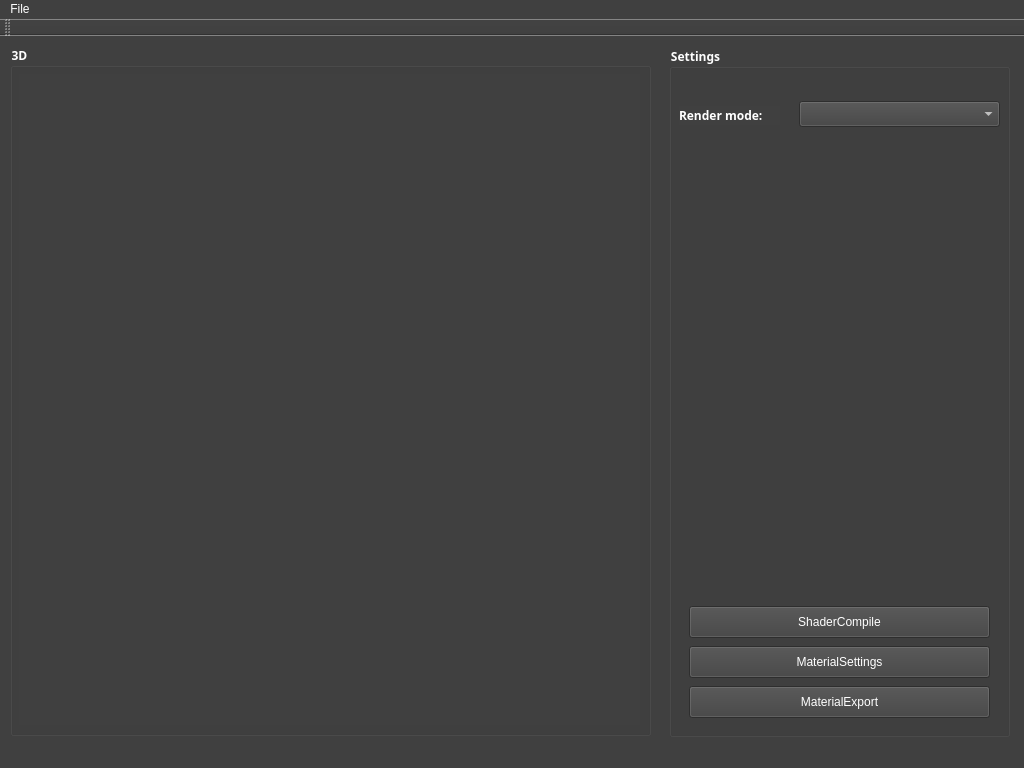
The window that indieEngineShader/CMainWindowGUI.ui (codeoneclick/ie3D) describes before a commit, drawn with Qt 5.
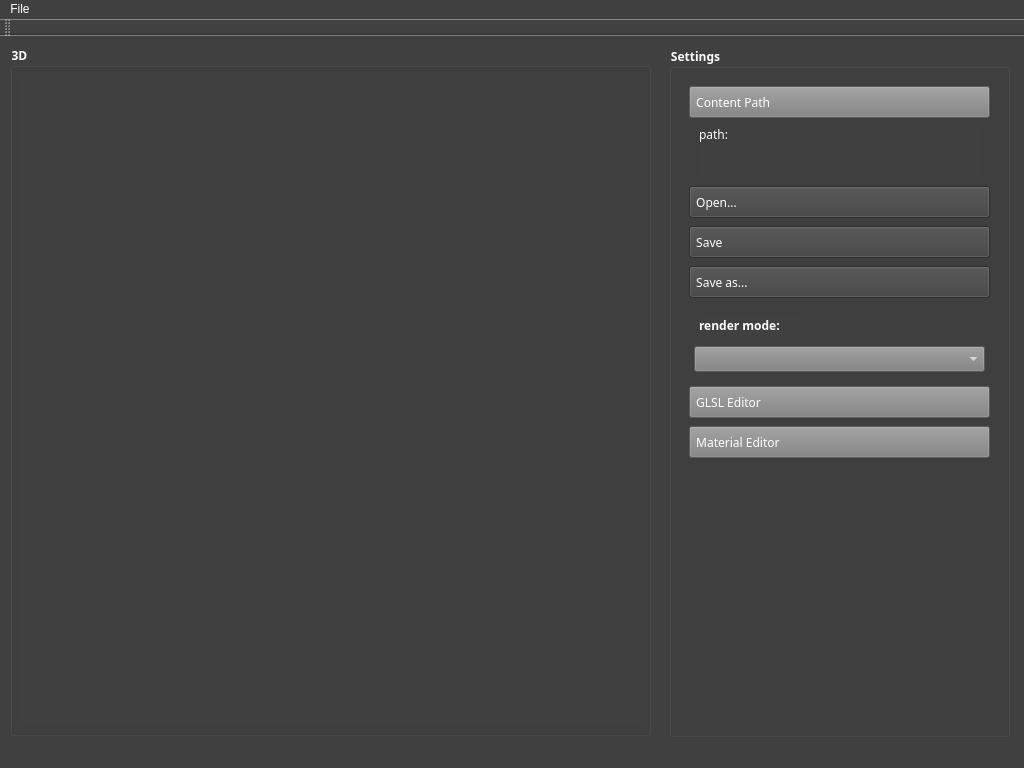
The same window after the commit.

Commit message: continue working on Shader Editor

What changed in the file:
```diff
--- a/indieEngineShader/CMainWindowGUI.ui
+++ b/indieEngineShader/CMainWindowGUI.ui
@@ -47,6 +47,9 @@
       <bold>true</bold>
      </font>
     </property>
+    <property name="styleSheet">
+     <string notr="true"/>
+    </property>
     <property name="title">
      <string>Settings</string>
     </property>
@@ -54,54 +57,55 @@
      <property name="geometry">
       <rect>
        <x>20</x>
-       <y>560</y>
+       <y>340</y>
        <width>301</width>
        <height>32</height>
       </rect>
      </property>
+     <property name="font">
+      <font>
+       <family>Menlo</family>
+      </font>
+     </property>
      <property name="autoFillBackground">
       <bool>false</bool>
      </property>
      <property name="styleSheet">
-      <string notr="true">selection-color: rgb(128, 128, 128);
-selection-background-color: rgb(128, 128, 128);</string>
+      <string notr="true">text-align:left;
+background-color: rgb(128, 128, 128);</string>
      </property>
      <property name="text">
-      <string>ShaderCompile</string>
+      <string>  GLSL Editor</string>
      </property>
     </widget>
     <widget class="QPushButton" name="pushButton_2">
      <property name="geometry">
       <rect>
        <x>20</x>
-       <y>600</y>
+       <y>380</y>
        <width>301</width>
        <height>32</height>
       </rect>
      </property>
-     <property name="text">
-      <string>MaterialSettings</string>
+     <property name="font">
+      <font>
+       <family>Menlo</family>
+      </font>
      </property>
-    </widget>
-    <widget class="QPushButton" name="pushButton_3">
-     <property name="geometry">
-      <rect>
-       <x>20</x>
-       <y>640</y>
-       <width>301</width>
-       <height>32</height>
-      </rect>
+     <property name="styleSheet">
+      <string notr="true">text-align:left;
+background-color: rgb(128, 128, 128);</string>
      </property>
      <property name="text">
-      <string>MaterialExport</string>
+      <string>  Material Editor</string>
      </property>
     </widget>
     <widget class="QComboBox" name="materials_list">
      <property name="geometry">
       <rect>
-       <x>130</x>
-       <y>55</y>
-       <width>201</width>
+       <x>25</x>
+       <y>300</y>
+       <width>291</width>
        <height>26</height>
       </rect>
      </property>
@@ -113,14 +117,14 @@
       </font>
      </property>
      <property name="styleSheet">
-      <string notr="true"/>
+      <string notr="true">background-color: rgb(127, 127, 127);s</string>
      </property>
     </widget>
     <widget class="QLabel" name="label">
      <property name="geometry">
       <rect>
-       <x>10</x>
-       <y>60</y>
+       <x>30</x>
+       <y>270</y>
        <width>101</width>
        <height>19</height>
       </rect>
@@ -133,7 +137,134 @@
       </font>
      </property>
      <property name="text">
-      <string>Render mode:</string>
+      <string>render mode:</string>
+     </property>
+    </widget>
+    <widget class="QPushButton" name="btn_content_path">
+     <property name="geometry">
+      <rect>
+       <x>20</x>
+       <y>40</y>
+       <width>301</width>
+       <height>32</height>
+      </rect>
+     </property>
+     <property name="font">
+      <font>
+       <family>Menlo</family>
+      </font>
+     </property>
+     <property name="autoFillBackground">
+      <bool>false</bool>
+     </property>
+     <property name="styleSheet">
+      <string notr="true">text-align:left;
+background-color: rgb(128, 128, 128);</string>
+     </property>
+     <property name="text">
+      <string>  Content Path</string>
+     </property>
+    </widget>
+    <widget class="QLabel" name="lbl_content_path">
+     <property name="geometry">
+      <rect>
+       <x>30</x>
+       <y>80</y>
+       <width>281</width>
+       <height>51</height>
+      </rect>
+     </property>
+     <property name="font">
+      <font>
+       <family>Menlo</family>
+      </font>
+     </property>
+     <property name="styleSheet">
+      <string notr="true">background-color: rgb(64, 64, 64);</string>
+     </property>
+     <property name="text">
+      <string>path:</string>
+     </property>
+     <property name="textFormat">
+      <enum>Qt::PlainText</enum>
+     </property>
+     <property name="alignment">
+      <set>Qt::AlignLeading|Qt::AlignLeft|Qt::AlignTop</set>
+     </property>
+     <property name="wordWrap">
+      <bool>true</bool>
+     </property>
+    </widget>
+    <widget class="QPushButton" name="btn_open">
+     <property name="geometry">
+      <rect>
+       <x>20</x>
+       <y>140</y>
+       <width>301</width>
+       <height>32</height>
+      </rect>
+     </property>
+     <property name="font">
+      <font>
+       <family>Menlo</family>
+      </font>
+     </property>
+     <property name="autoFillBackground">
+      <bool>false</bool>
+     </property>
+     <property name="styleSheet">
+      <string notr="true">text-align:left;</string>
+     </property>
+     <property name="text">
+      <string>  Open...</string>
+     </property>
+    </widget>
+    <widget class="QPushButton" name="btn_save">
+     <property name="geometry">
+      <rect>
+       <x>20</x>
+       <y>180</y>
+       <width>301</width>
+       <height>32</height>
+      </rect>
+     </property>
+     <property name="font">
+      <font>
+       <family>Menlo</family>
+      </font>
+     </property>
+     <property name="autoFillBackground">
+      <bool>false</bool>
+     </property>
+     <property name="styleSheet">
+      <string notr="true">text-align:left;</string>
+     </property>
+     <property name="text">
+      <string>  Save</string>
+     </property>
+    </widget>
+    <widget class="QPushButton" name="btn_saveas">
+     <property name="geometry">
+      <rect>
+       <x>20</x>
+       <y>220</y>
+       <width>301</width>
+       <height>32</height>
+      </rect>
+     </property>
+     <property name="font">
+      <font>
+       <family>Menlo</family>
+      </font>
+     </property>
+     <property name="autoFillBackground">
+      <bool>false</bool>
+     </property>
+     <property name="styleSheet">
+      <string notr="true">text-align:left;</string>
+     </property>
+     <property name="text">
+      <string>  Save as...</string>
      </property>
     </widget>
    </widget>
```
Left out of the diff: 4 changed lines with no effect on the pictures. The commit also changes 33 other files.
